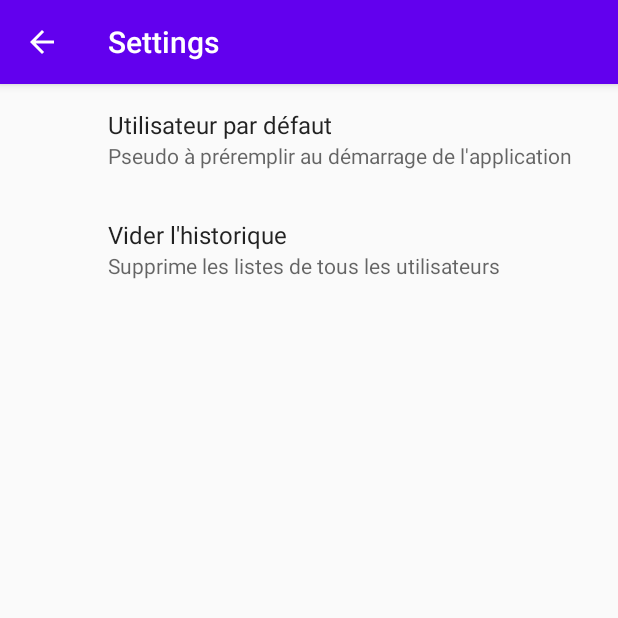
After one commit to Arkelis/SequenceOneTodoList, an Android app: the SettingsActivity screen opened directly, with no data from a screen before it, on a phone screen of 412 x 824 dp, the top half of it. The commit adds this screen. Run offline under Robolectric (Android 15) with nearby library versions, the phone set to English and light mode, and no system bars; our stand-ins replace androidx.preference.

Commit message:
Gestion des paramètres
- Pseudo par défaut
- Vider l'historique
- Améliorations diverses

```diff
--- a/app/build.gradle
+++ b/app/build.gradle
@@ -33,6 +33,7 @@ dependencies {
     implementation 'androidx.constraintlayout:constraintlayout:1.1.3'
     implementation 'androidx.recyclerview:recyclerview:1.1.0'
     implementation 'com.google.code.gson:gson:2.8.6'
+    implementation 'androidx.preference:preference:1.1.0-rc01'
     testImplementation 'junit:junit:4.12'
     androidTestImplementation 'androidx.test.ext:junit:1.1.1'
     androidTestImplementation 'androidx.test.espresso:espresso-core:3.2.0'
--- /dev/null
+++ b/app/src/main/java/com/example/sequenceonetodolist/SettingsActivity.kt
@@ -0,0 +1,42 @@
+package com.example.sequenceonetodolist
+
+import android.os.Bundle
+import android.view.View
+import androidx.appcompat.app.AppCompatActivity
+import androidx.preference.PreferenceFragmentCompat
+import androidx.preference.PreferenceManager.getDefaultSharedPreferences
+import java.io.File
+
+class SettingsActivity : AppCompatActivity() {
+
+    override fun onCreate(savedInstanceState: Bundle?) {
+        super.onCreate(savedInstanceState)
+        setContentView(R.layout.settings_activity)
+        supportFragmentManager
+            .beginTransaction()
+            .replace(R.id.settings, SettingsFragment())
+            .commit()
+        supportActionBar?.setDisplayHomeAsUpEnabled(true)
+    }
+
+    class SettingsFragment : PreferenceFragmentCompat() {
+        override fun onCreatePreferences(savedInstanceState: Bundle?, rootKey: String?) {
+            setPreferencesFromResource(R.xml.root_preferences, rootKey)
+        }
+    }
+
+    fun onClearUsers(view: View) {
+        val userFile = File(filesDir, getString(R.string.users_filename))
+        if (!userFile.exists()) return
+        for (line in userFile.readLines()) {
+            val listFile = File(filesDir, "$line.json")
+            if (listFile.exists())
+                listFile.delete()
+        }
+        userFile.delete()
+        with (getDefaultSharedPreferences(this).edit()) {
+            putString("defaultUser", "Pseudo")
+            commit()
+        }
+    }
+}
--- a/app/src/main/res/layout/activity_choose_list.xml
+++ b/app/src/main/res/layout/activity_choose_list.xml
@@ -15,6 +15,7 @@
         android:ems="10"
         android:inputType="textPersonName"
         android:text="@string/list_name"
+        android:selectAllOnFocus="true"
         app:layout_constraintBottom_toBottomOf="@+id/btn_list_ok"
         app:layout_constraintEnd_toStartOf="@+id/btn_list_ok"
         app:layout_constraintStart_toStartOf="parent"
--- a/app/src/main/res/layout/activity_main.xml
+++ b/app/src/main/res/layout/activity_main.xml
@@ -26,6 +26,7 @@
         android:ems="10"
         android:inputType="textPersonName"
         android:text="@string/pseudo"
+        android:selectAllOnFocus="true"
         app:layout_constraintEnd_toEndOf="parent"
         app:layout_constraintStart_toEndOf="@+id/textView"
         app:layout_constraintTop_toTopOf="parent" />
--- a/app/src/main/res/layout/activity_todo_list.xml
+++ b/app/src/main/res/layout/activity_todo_list.xml
@@ -15,6 +15,7 @@
         android:ems="10"
         android:inputType="textPersonName"
         android:text="@string/item_title"
+        android:selectAllOnFocus="true"
         app:layout_constraintBottom_toBottomOf="@+id/btn_item_ok"
         app:layout_constraintEnd_toStartOf="@+id/btn_item_ok"
         app:layout_constraintStart_toStartOf="parent"
--- /dev/null
+++ b/app/src/main/res/layout/settings_activity.xml
@@ -0,0 +1,9 @@
+<LinearLayout xmlns:android="http://schemas.android.com/apk/res/android"
+    android:layout_width="match_parent"
+    android:layout_height="match_parent">
+
+    <FrameLayout
+        android:id="@+id/settings"
+        android:layout_width="match_parent"
+        android:layout_height="match_parent" />
+</LinearLayout>
--- a/app/src/main/res/layout/todo_item.xml
+++ b/app/src/main/res/layout/todo_item.xml
@@ -1,6 +1,5 @@
 <?xml version="1.0" encoding="utf-8"?>
 <androidx.constraintlayout.widget.ConstraintLayout xmlns:android="http://schemas.android.com/apk/res/android"
-    xmlns:tools="http://schemas.android.com/tools"
     android:layout_width="wrap_content"
     android:layout_height="wrap_content"
     xmlns:app="http://schemas.android.com/apk/res-auto">
@@ -13,6 +12,7 @@
         android:layout_marginTop="16dp"
         android:layout_marginBottom="16dp"
         android:text="Title"
+        android:selectAllOnFocus="true"
         app:layout_constraintBottom_toBottomOf="parent"
         app:layout_constraintStart_toStartOf="parent"
         app:layout_constraintTop_toTopOf="parent" />
--- /dev/null
+++ b/app/src/main/res/xml/root_preferences.xml
@@ -0,0 +1,15 @@
+<PreferenceScreen xmlns:app="http://schemas.android.com/apk/res-auto">
+
+    <EditTextPreference
+        app:key="defaultUser"
+        app:title="Utilisateur par défaut"
+        app:summary="Pseudo à préremplir au démarrage de l'application"/>
+
+    <Preference
+        app:title="Vider l'historique"
+        app:summary="Supprime les listes de tous les utilisateurs"
+        app:widgetLayout="@layout/clear_users"
+    />
+
+
+</PreferenceScreen>
```
Also changed, not shown: app/src/main/AndroidManifest.xml (+5 -2 lines), app/src/main/java/com/example/sequenceonetodolist/MainActivity.kt (+25 -2 lines), app/src/main/res/layout/clear_users.xml (added, +19 -0 lines), app/src/main/res/menu/menu.xml (added, +9 -0 lines), app/src/main/res/values/strings.xml (+18 -0 lines).
